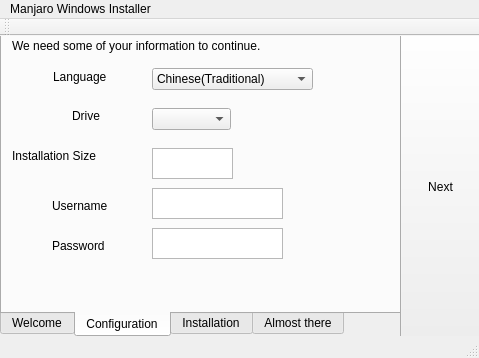
This is src/ManjaroWindowsInstaller/manjarowindowsinstaller.ui in samson1016/ManjaroWindowsInstaller as Qt 5 draws it before an edit. The edited form follows.
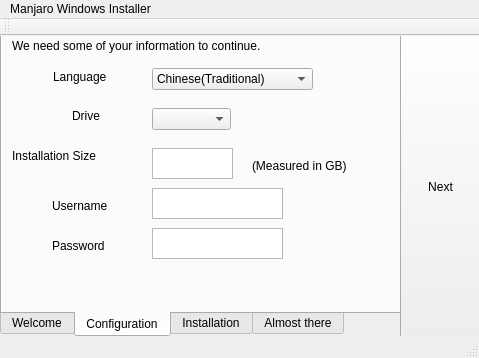
This is the edited form. The open tabs and pages were chosen to show the change. Icons and pictures are not drawn.

Commit message: The revision which literally finish all the function needed, except for dynamically allocate the options in QComboBox. Also, the Language options need to be refined.

```diff
--- a/src/ManjaroWindowsInstaller/manjarowindowsinstaller.ui
+++ b/src/ManjaroWindowsInstaller/manjarowindowsinstaller.ui
@@ -233,6 +233,19 @@
        </rect>
       </property>
      </widget>
+     <widget class="QLabel" name="label_14">
+      <property name="geometry">
+       <rect>
+        <x>250</x>
+        <y>130</y>
+        <width>111</width>
+        <height>16</height>
+       </rect>
+      </property>
+      <property name="text">
+       <string>(Measured in GB)</string>
+      </property>
+     </widget>
     </widget>
     <widget class="QWidget" name="Installation">
      <attribute name="title">
```
Left out of the diff: 29 changed lines with no effect on the pictures. The commit also changes 1 other file.
